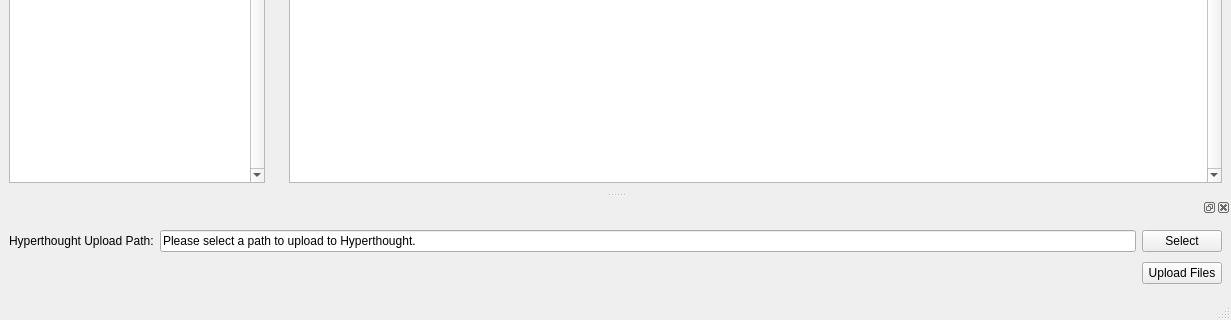
First picture: the form in mainwindow.ui, repository BlueQuartzSoftware/MetaForge, before the edit; both pictures show x 0 to 1231 and y 363 to 683 of the 1231 by 683 pixel window.
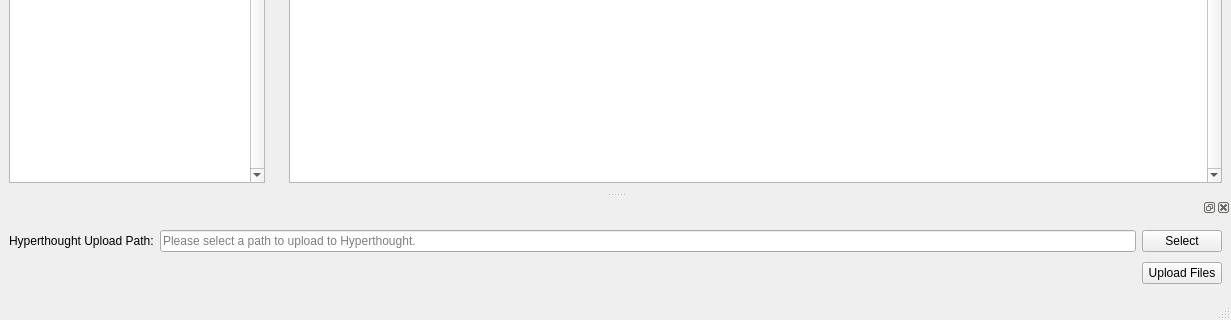
Second picture: the form after the edit.

Commit message: Added check states.

Diff of the .ui file:
```diff
--- a/mainwindow.ui
+++ b/mainwindow.ui
@@ -223,6 +223,9 @@
      <item row="0" column="1">
       <widget class="QLineEdit" name="hyperthoughtLineEdit">
        <property name="text">
+        <string/>
+       </property>
+       <property name="placeholderText">
         <string>Please select a path to upload to Hyperthought.</string>
        </property>
       </widget>
```
The commit also changes 2 other files.
